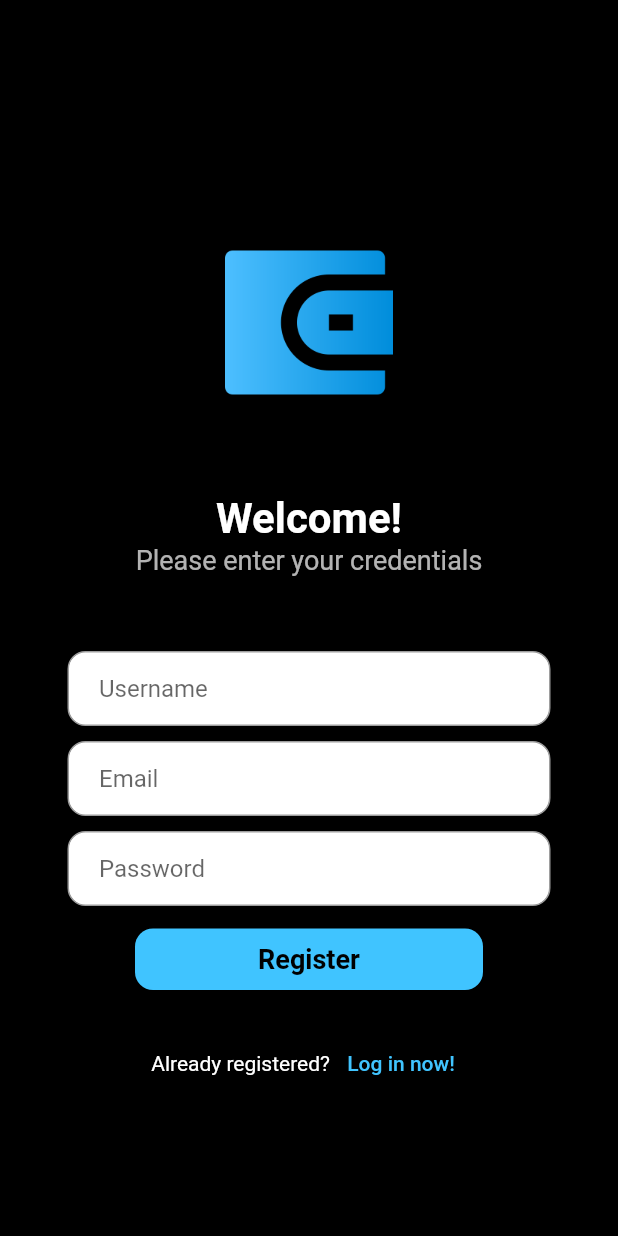
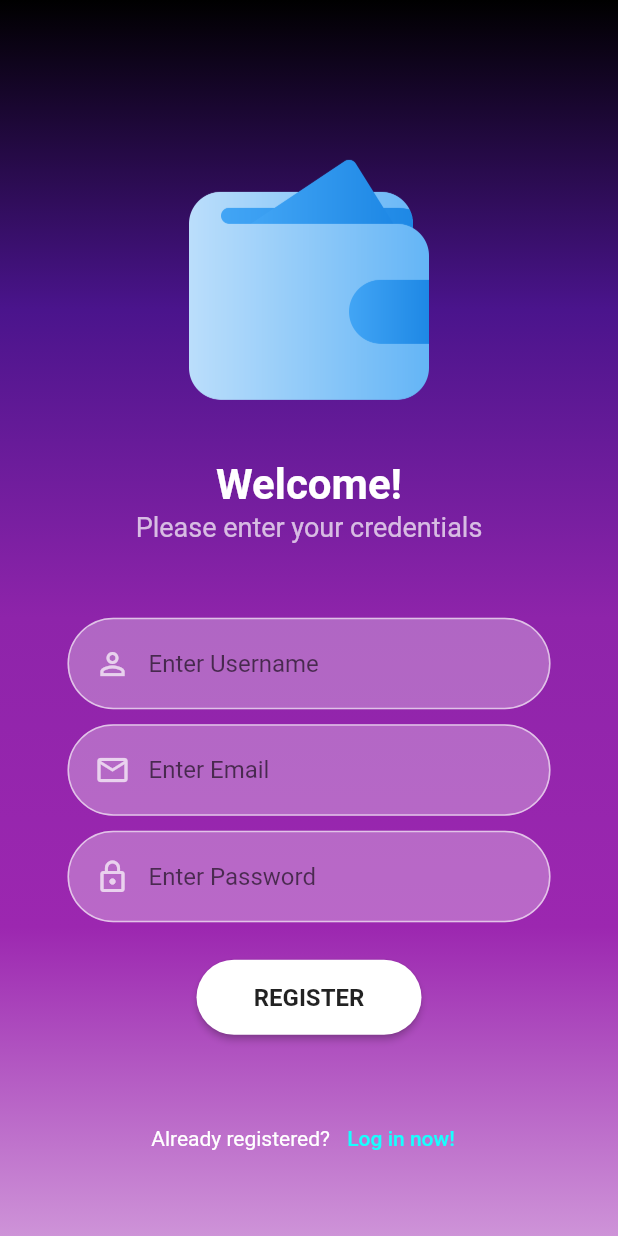
Before and after one commit to bharath12321/MSD-WalletAPP, a Flutter app: the screen it shows after launch, after a tap on "Register now!", on a phone screen of 412 x 824 dp. Run offline on Flutter 3.47's test engine with Material 2 defaults, Android fonts, the phone set to English and light mode, and no system bars; our stand-ins replace firebase_auth, firebase_core, google_fonts, smooth_page_indicator; accounts and stored records are empty; network calls fail.

Commit message:
necessery commit to checkout and merge

```diff
--- a/lib/main.dart
+++ b/lib/main.dart
@@ -3,8 +3,8 @@ import 'package:flutter/material.dart';
 import 'package:mobile_wallet_app/model/authenticationService.dart';
 import 'package:mobile_wallet_app/view/homePage.dart';
 import 'package:provider/provider.dart';
+import 'package:firebase_core/firebase_core.dart';
 import 'View/logInPage.dart';
-import 'package:firebase_core/firebase_core.dart';
 import 'firebase_options.dart';
 
 Future<void> main() async {
@@ -14,12 +14,14 @@ Future<void> main() async {
   );
   runApp(const Home());
 }
+//Navigator key
+final navigatorKey = GlobalKey<NavigatorState>();
 
 class Home extends StatelessWidget {
   const Home({Key? key}) : super(key: key);
-
   @override
   Widget build(BuildContext context) {
+    navigatorKey: navigatorKey;
     return MultiProvider(
       providers: [
         Provider<AuthenticationService>(
--- a/lib/model/authenticationService.dart
+++ b/lib/model/authenticationService.dart
@@ -1,5 +1,9 @@
+import 'package:mobile_wallet_app/main.dart';
+import 'package:path/path.dart' as Path;
+
 import 'package:flutter/material.dart';
 import 'package:firebase_auth/firebase_auth.dart';
+import 'package:mobile_wallet_app/View/logInPage.dart';
 
 class AuthenticationService{
   final FirebaseAuth _firebaseAuth;
@@ -23,12 +27,15 @@ class AuthenticationService{
 
   Future<String?> signUp({email, password}) async{
     try {
-      _firebaseAuth.createUserWithEmailAndPassword(email: email, password: password);
+      await _firebaseAuth.createUserWithEmailAndPassword(email: email, password: password);
     } on FirebaseAuthException catch (e) {
       return e.message;
     }
+    //navigatorKey.currentState!.popUntil((route) => route.isFirst);
 
-    signIn(email: email, password: password);
+
+    //signIn(email: email, password: password);
+    return null;
   }
 
 }
--- a/lib/view/logInPage.dart
+++ b/lib/view/logInPage.dart
@@ -1,8 +1,7 @@
 import 'package:flutter/material.dart';
-import 'package:google_fonts/google_fonts.dart';
 import 'package:mobile_wallet_app/View/registerPage.dart';
+import 'package:mobile_wallet_app/view/reusableWidgets/reusable_widget.dart';
 import 'package:provider/provider.dart';
-
 import '../model/authenticationService.dart';
 
 class LogInPage extends StatefulWidget {
@@ -22,24 +21,33 @@ class LogInPageState extends State<LogInPage> {
   Widget build(BuildContext context) {
 
     return Scaffold(
-        backgroundColor: Colors.black,
-        body: SafeArea(
+        body: Container(
+            decoration: BoxDecoration(
+                gradient: LinearGradient(
+                    colors: [
+                      Colors.black,
+                      Colors.purple.shade900,
+                      Colors.purple.shade600,
+                      Colors.purple,
+                      Colors.purple.shade200,
+                    ], begin: Alignment.topCenter, end: Alignment.bottomCenter)),
             //Welcome Text
+            child: SafeArea(
               child: Center(
                   child: SingleChildScrollView(
                     child: Column(
                         mainAxisAlignment: MainAxisAlignment.center,
                         children: [
                           Image.asset(
-                          'app_icons/app-icon.png',
-                          scale: 4,
+                            'app_icons/wallet.png',
+                            scale: 3,
                           ),
-                    const SizedBox(height: 75,),
+                      const SizedBox(height: 35,),
                       const Text(
                         'Welcome!',
                         style: TextStyle(
                             fontWeight: FontWeight.bold,
-                          fontSize: 28.0,
+                            fontSize: 30.0,
                             color: Colors.white),
                       ),
                       const SizedBox(
@@ -53,25 +61,19 @@ class LogInPageState extends State<LogInPage> {
                             color: Colors.white70),
                       ),
                       const SizedBox(
-                      height: 50,
+                        height: 60,
                       ),
                       //Username/Email
                       Padding(
                         padding: const EdgeInsets.symmetric(horizontal: 45.0),
                         child: Container(
                             decoration: BoxDecoration(
-                              color: Colors.white,
-                              border: Border.all(color: Colors.grey),
-                              borderRadius: BorderRadius.circular(12.0)),
+                                color: Colors.white.withOpacity(0.3),
+                                border: Border.all(color: Colors.white60),
+                                borderRadius: BorderRadius.circular(32.0)),
                             child: Padding(
-                            padding: const EdgeInsets.only(left: 20.0),
-                            child: TextField(
-                              controller: emailController,
-                              decoration: const InputDecoration(
-                                border: InputBorder.none,
-                                hintText: 'Email',
-                              ),
-                            ),
+                              padding: const EdgeInsets.only(left: 5.0),
+                              child: reusableTextField("Enter Email", Icons.person_outline, false, emailController),
                             )),
                       ),
                       const SizedBox(height: 10),
@@ -81,53 +83,22 @@ class LogInPageState extends State<LogInPage> {
                         padding: const EdgeInsets.symmetric(horizontal: 45.0),
                         child: Container(
                             decoration: BoxDecoration(
-                              color: Colors.white,
-                              border: Border.all(color: Colors.grey),
-                              borderRadius: BorderRadius.circular(12.0)),
+                                color: Colors.white.withOpacity(0.3),
+                                border: Border.all(color: Colors.white60),
+                                borderRadius: BorderRadius.circular(32.0)),
                             child: Padding(
-                            padding: const EdgeInsets.only(left: 20.0),
-                            child: TextField(
-                              controller: passwordController,
-                              obscureText: true,
-                              decoration: const InputDecoration(
-                                border: InputBorder.none,
-                                hintText: 'Password',
-                              ),
-                            ),
+                              padding: const EdgeInsets.only(left: 5.0),
+                              child: reusableTextField("Enter Password", Icons.lock_outline, true, passwordController),
                             )),
                       ),
-                    const SizedBox(height: 15),
+                      const SizedBox(height: 18),
 
-                    //Login
-                    Padding(
-                      padding: const EdgeInsets.symmetric(horizontal: 90),
-                      child: GestureDetector(
-                        onTap: (){
+                      //Sign In
+                      signInSignUpButton(true, () {
                         context.read<AuthenticationService>().signIn(
                             email: emailController.text.trim(),
-                            password: passwordController.text.trim()
-                          );
-                        },
-                        child: Container(
-                          padding: const EdgeInsets.all(10.0),
-                          decoration: BoxDecoration(
-                            color: Colors.lightBlueAccent,
-                            borderRadius: BorderRadius.circular(12.0),
-                          ),
-                          child: const Center(
-                            child: Text(
-                              'Sign In',
-                              style: TextStyle(
-                                color: Colors.black,
-                                fontWeight: FontWeight.bold,
-                                fontSize: 18,
-                              ),
-                            ),
-                          ),
-                        ),
-                      ),
-                    ),
-                    const SizedBox(height: 25),
+                        password: passwordController.text.trim());
+                      }),
 
                       // Not a member? Register Now!
                       Row(
@@ -146,15 +117,17 @@ class LogInPageState extends State<LogInPage> {
                               },
                               child: const Text(
                                 'Register now!',
-                               style: TextStyle(color: Colors.lightBlueAccent),
+                                 style: TextStyle(color: Colors.cyanAccent),
                               )
 
                           )
                         ],
                       )
                     ]),
-                ))));
+                  )),
+            )));
   }
+
 
    @override
    void dispose(){
--- a/lib/view/registerPage.dart
+++ b/lib/view/registerPage.dart
@@ -1,7 +1,6 @@
 import 'package:flutter/material.dart';
-import 'package:google_fonts/google_fonts.dart';
 import 'package:mobile_wallet_app/View/logInPage.dart';
-import 'package:mobile_wallet_app/View/registerPage.dart';
+import 'package:mobile_wallet_app/view/reusableWidgets/reusable_widget.dart';
 import 'package:provider/provider.dart';
 
 import '../model/authenticationService.dart';
@@ -11,33 +10,39 @@ class RegisterPage extends StatefulWidget {
 
   @override
   State<RegisterPage> createState() => RegisterPageState();
-
 }
 
 class RegisterPageState extends State<RegisterPage> {
-
   //text field controllers
   final emailController = TextEditingController();
   final passwordController = TextEditingController();
+  final usernameController = TextEditingController();
 
   @override
   Widget build(BuildContext context) {
     return Scaffold(
-        backgroundColor: Colors.black,
-        body: SafeArea(
+        body: Container(
+            decoration: BoxDecoration(
+                gradient: LinearGradient(
+                    colors: [
+                      Colors.black,
+                      Colors.purple.shade900,
+                      Colors.purple.shade600,
+                      Colors.purple,
+                      Colors.purple.shade200,
+                    ], begin: Alignment.topCenter, end: Alignment.bottomCenter)),
             //Welcome Text
+            child: SafeArea(
               child: Center(
                   child: SingleChildScrollView(
-                  child: Column(
-                      mainAxisAlignment: MainAxisAlignment.start,
-                      children: [
+          child: Column(mainAxisAlignment: MainAxisAlignment.start, children: [
               const SizedBox(height: 60),
               Image.asset(
-                  'app_icons/app-icon.png',
-                  scale: 4,
+                'app_icons/wallet.png',
+                scale: 3,
               ),
               const SizedBox(
-                  height: 50,
+                height: 35,
               ),
               const Text(
                 'Welcome!',
@@ -64,17 +69,12 @@ class RegisterPageState extends State<RegisterPage> {
                 padding: const EdgeInsets.symmetric(horizontal: 45.0),
                 child: Container(
                     decoration: BoxDecoration(
-                          color: Colors.white,
-                          border: Border.all(color: Colors.grey),
-                          borderRadius: BorderRadius.circular(12.0)),
-                      child: const Padding(
-                        padding: EdgeInsets.only(left: 20.0),
-                        child: TextField(
-                          decoration: InputDecoration(
-                            border: InputBorder.none,
-                            hintText: 'Username',
-                          ),
-                        ),
+                        color: Colors.white.withOpacity(0.3),
+                        border: Border.all(color: Colors.white60),
+                        borderRadius: BorderRadius.circular(32.0)),
+                    child: Padding(
+                      padding: const EdgeInsets.only(left: 5.0),
+                      child: reusableTextField("Enter Username", Icons.person_outline, false, usernameController),
                     )),
               ),
               const SizedBox(height: 10),
@@ -84,18 +84,12 @@ class RegisterPageState extends State<RegisterPage> {
                 padding: const EdgeInsets.symmetric(horizontal: 45.0),
                 child: Container(
                     decoration: BoxDecoration(
-                          color: Colors.white,
-                          border: Border.all(color: Colors.grey),
-                          borderRadius: BorderRadius.circular(12.0)),
+                        color: Colors.white.withOpacity(0.3),
+                        border: Border.all(color: Colors.white60),
+                        borderRadius: BorderRadius.circular(32.0)),
                     child: Padding(
-                        padding: EdgeInsets.only(left: 20.0),
-                        child: TextField(
-                          controller: emailController,
-                          decoration: const InputDecoration(
-                            border: InputBorder.none,
-                            hintText: 'Email',
-                          ),
-                        ),
+                      padding: const EdgeInsets.only(left: 5.0),
+                      child: reusableTextField("Enter Email", Icons.email_outlined, false, emailController),
                     )),
               ),
               const SizedBox(height: 10),
@@ -103,52 +97,52 @@ class RegisterPageState extends State<RegisterPage> {
                 padding: const EdgeInsets.symmetric(horizontal: 45.0),
                 child: Container(
                     decoration: BoxDecoration(
-                          color: Colors.white,
-                          border: Border.all(color: Colors.grey),
-                          borderRadius: BorderRadius.circular(12.0)),
+                        color: Colors.white.withOpacity(0.3),
+                        border: Border.all(color: Colors.white60),
+                        borderRadius: BorderRadius.circular(32.0)),
                     child: Padding(
-                        padding: EdgeInsets.only(left: 20.0),
-                        child: TextField(
-                          controller: passwordController,
-                          obscureText: true,
-                          decoration: const InputDecoration(
-                            border: InputBorder.none,
-                            hintText: 'Password',
-                          ),
-                        ),
+                      padding: const EdgeInsets.only(left: 5.0),
+                      child: reusableTextField("Enter Password", Icons.lock_outline, true, passwordController),
                     )),
               ),
 
               const SizedBox(height: 15),
-              //Login
-              Padding(
-                  padding: const EdgeInsets.symmetric(horizontal: 90),
-                  child: GestureDetector(
-                    onTap: (){
+
+              signInSignUpButton(false, () {
                 context.read<AuthenticationService>().signUp(
                   email: emailController.text.trim(),
                   password: passwordController.text.trim(),
                 );
-                    },
-                    child: Container(
-                      padding: const EdgeInsets.all(10.0),
-                      decoration: BoxDecoration(
-                        color: Colors.lightBlueAccent,
-                        borderRadius: BorderRadius.circular(12.0),
-                      ),
-                      child: const Center(
-                        child: Text(
-                          'Register',
-                          style: TextStyle(
-                            color: Colors.black,
-                            fontWeight: FontWeight.bold,
-                            fontSize: 18,
-                          ),
-                        ),
-                      ),
-                    ),
-                  ),
-              ),
+              }),
+
+              // Padding(
+              //   padding: const EdgeInsets.symmetric(horizontal: 90),
+              //   child: GestureDetector(
+              //     onTap: () {
+              //       context.read<AuthenticationService>().signUp(
+              //             email: emailController.text.trim(),
+              //             password: passwordController.text.trim(),
+              //           );
+              //     },
+              //     child: Container(
+              //       padding: const EdgeInsets.all(10.0),
+              //       decoration: BoxDecoration(
+              //         color: Colors.lightBlueAccent,
+              //         borderRadius: BorderRadius.circular(12.0),
+              //       ),
+              //       child: const Center(
+              //         child: Text(
+              //           'Register',
+              //           style: TextStyle(
+              //             color: Colors.black,
+              //             fontWeight: FontWeight.bold,
+              //             fontSize: 18,
+              //           ),
+              //         ),
+              //       ),
+              //     ),
+              //   ),
+              // ),
               const SizedBox(height: 25),
 
               // Not a member? Register Now!
@@ -163,16 +157,25 @@ class RegisterPageState extends State<RegisterPage> {
                       onPressed: () {
                         Navigator.pushReplacement(
                           context,
-                            MaterialPageRoute(builder: (context) => const LogInPage()),
+                          MaterialPageRoute(
+                              builder: (context) => const LogInPage()),
                         );
                       },
                       child: const Text(
                         'Log in now!',
-                          style: TextStyle(color: Colors.lightBlueAccent),
+                        style: TextStyle(color: Colors.cyanAccent),
                       ))
                 ],
               )
           ]),
-                ))));
+        )),
+            )));
+  }
+
+  @override
+  void dispose() {
+    emailController.dispose();
+    passwordController.dispose();
+    super.dispose();
   }
 }
--- /dev/null
+++ b/lib/view/reusableWidgets/reusable_widget.dart
@@ -0,0 +1,53 @@
+import 'package:flutter/material.dart';
+
+//reusable text field
+TextField reusableTextField(String text, IconData icon, bool isPassword, TextEditingController controller){
+  return TextField(
+    controller: controller,
+    obscureText: isPassword,
+    enableSuggestions: !isPassword,
+    autocorrect: !isPassword,
+    cursorColor: Colors.white,
+    style: TextStyle(color: Colors.white.withOpacity(0.9)),
+    decoration: InputDecoration(prefixIcon: Icon(icon, color: Colors.white70,),
+      //labelText: text,
+      hintText: text,
+      floatingLabelBehavior: FloatingLabelBehavior.never,
+      fillColor: Colors.white.withOpacity(0.3),
+      border: OutlineInputBorder(borderRadius: BorderRadius.circular(30.0), borderSide: const BorderSide(width: 0, style: BorderStyle.none)),
+    ),
+    keyboardType: isPassword
+        ? TextInputType.visiblePassword
+        : TextInputType.emailAddress,
+  );
+}
+
+//reusable button
+Container signInSignUpButton(bool isLogin, Function onTap){
+  return Container(
+    width: 150,//MediaQuery.of(context).size.width,
+    height: 50,
+    margin: const EdgeInsets.fromLTRB(0, 10, 0, 20),
+    decoration: BoxDecoration(borderRadius: BorderRadius.circular(90)),
+    child: ElevatedButton(
+      onPressed: () {
+        onTap();
+      },
+      style: ButtonStyle(
+        backgroundColor: MaterialStateProperty.resolveWith((states) {
+          if(states.contains(MaterialState.pressed)){
+            return Colors.grey.shade400;
+          }
+          return Colors.white;
+        }),
+            shape: MaterialStateProperty.all<RoundedRectangleBorder>(
+          RoundedRectangleBorder(borderRadius: BorderRadius.circular(32.0)),
+      )
+      ), child: Text(
+      isLogin ? 'SIGN IN' : 'REGISTER',
+      style: const TextStyle(
+        color: Colors.black87, fontWeight: FontWeight.bold, fontSize: 16),
+    ),
+    ),
+  );
+}
--- a/pubspec.yaml
+++ b/pubspec.yaml
@@ -41,6 +41,8 @@ dependencies:
   firebase_core: ^1.24.0
   firebase_auth: ^3.11.2
   firebase_database: ^9.1.7
+  #Email
+  email_validator: ^2.0.1
 
   provider: ^6.0.4
 
```
Also changed, not shown: app_icons/wallet.png (added), pubspec.lock. Lines whose indentation alone changed are shown as unchanged.
